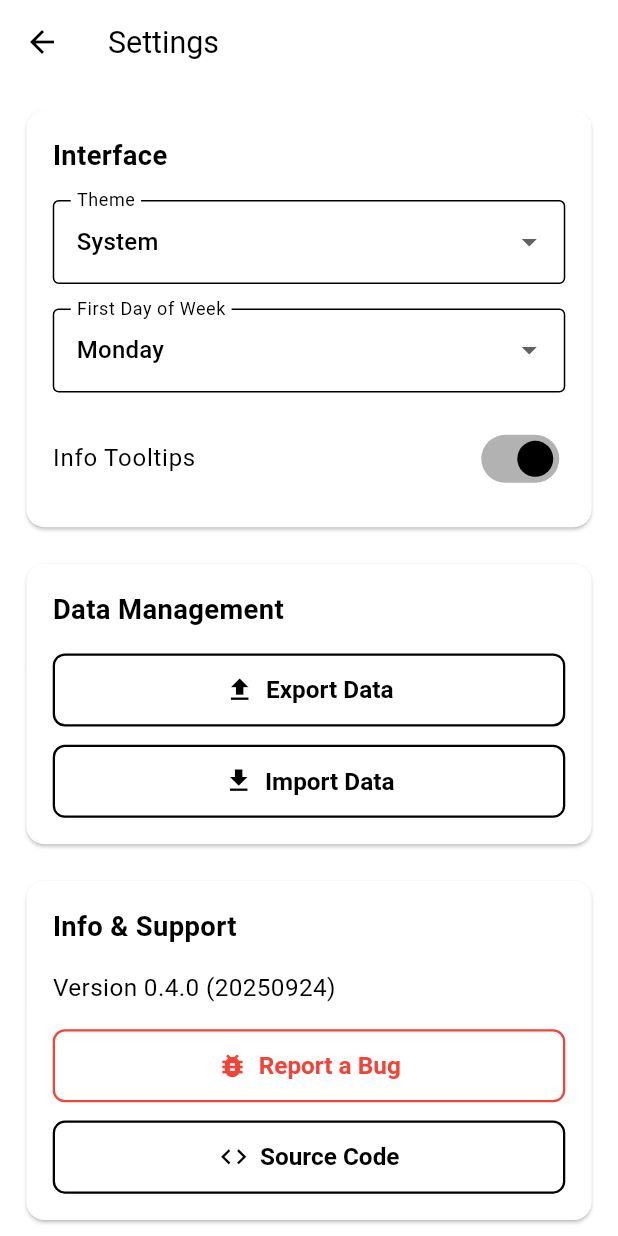
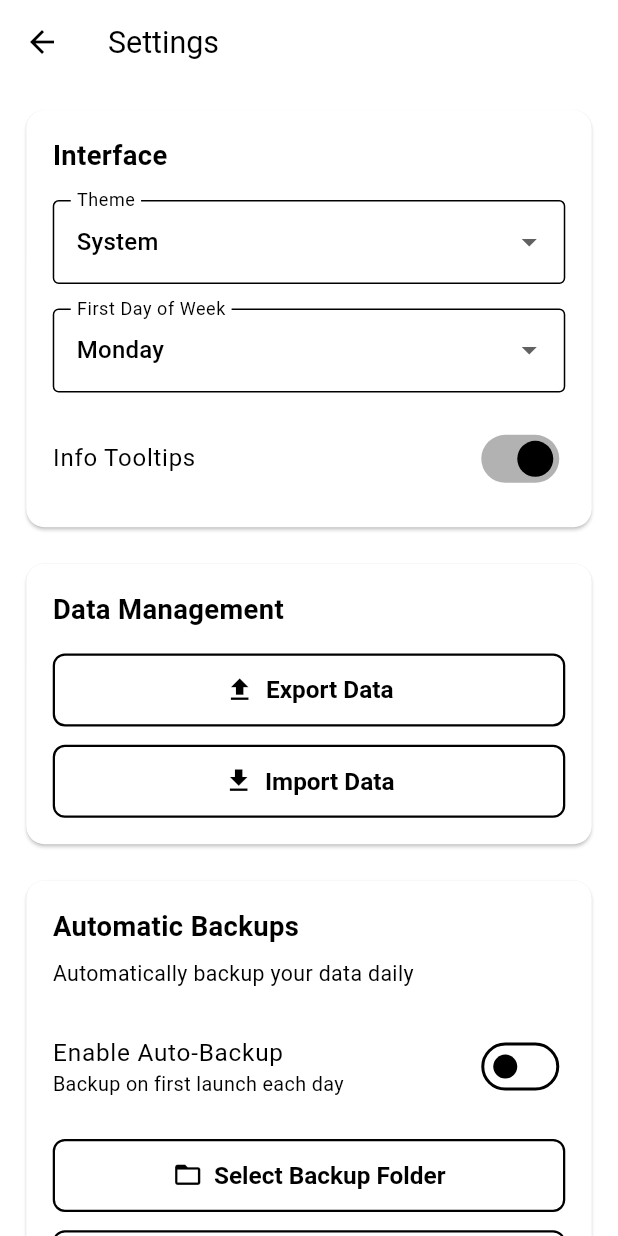
Before and after one commit to sebastianolicciardello/betullarise, a Flutter app: the screen it shows after launch, after a tap on the "settings" icon, on a phone screen of 412 x 824 dp. Run offline on Flutter 3.47's test engine with Material 3 defaults, Android fonts, the phone set to English and light mode, and no system bars; our stand-ins replace device_info_plus, file_picker, flutter_screenutil, package_info_plus, permission_handler, platform and 3 more; accounts and stored records are empty.

Commit message:
feat: implement automatic daily backup system
Add comprehensive auto-backup functionality with the following features:
- AutoBackupProvider: manages backup state and settings
- Daily automatic backups on first app launch
- User-configurable backup folder selection
- Manual backup option from settings
- Automatic cleanup of old backups (keeps last 7 days)
- New AutoBackupSectionWidget in settings page
- Enhanced DatabaseExportImportService with exportDataAsBytes() method

The system saves backups as timestamped ZIP files containing the database
and preferences, with no permissions required for automatic backups.

🤖 Generated with [Claude Code](https://claude.com/claude-code)

Co-Authored-By: Claude <noreply@anthropic.com>

```diff
--- a/lib/features/settings/settings_page.dart
+++ b/lib/features/settings/settings_page.dart
@@ -2,6 +2,7 @@ import 'package:flutter/material.dart';
 import 'package:flutter_screenutil/flutter_screenutil.dart';
 import 'widgets/interface_section_widget.dart';
 import 'widgets/data_management_section_widget.dart';
+import 'widgets/auto_backup_section_widget.dart';
 import 'widgets/info_support_section_widget.dart';
 import 'package:betullarise/services/database_export_import_service.dart';
 import 'package:betullarise/services/ui/dialog_service.dart';
@@ -30,6 +31,10 @@ class SettingsPage extends StatelessWidget {
               dialogService: DialogService(),
             ),
             SizedBox(height: 24.h),
+            AutoBackupSectionWidget(
+              dialogService: DialogService(),
+            ),
+            SizedBox(height: 24.h),
             const InfoSupportSectionWidget(),
           ],
         ),
--- /dev/null
+++ b/lib/features/settings/widgets/auto_backup_section_widget.dart
@@ -0,0 +1,245 @@
+import 'package:flutter/material.dart';
+import 'package:flutter_screenutil/flutter_screenutil.dart';
+import 'package:provider/provider.dart';
+import 'package:file_picker/file_picker.dart';
+import 'package:intl/intl.dart';
+import 'package:betullarise/provider/auto_backup_provider.dart';
+import 'package:betullarise/services/ui/dialog_service.dart';
+
+class AutoBackupSectionWidget extends StatelessWidget {
+  final DialogService dialogService;
+
+  const AutoBackupSectionWidget({
+    super.key,
+    required this.dialogService,
+  });
+
+  @override
+  Widget build(BuildContext context) {
+    return Consumer<AutoBackupProvider>(
+      builder: (context, autoBackupProvider, child) {
+        return Card(
+          margin: EdgeInsets.zero,
+          child: Padding(
+            padding: EdgeInsets.all(16.w),
+            child: Column(
+              crossAxisAlignment: CrossAxisAlignment.start,
+              children: [
+                Text(
+                  'Automatic Backups',
+                  style: TextStyle(
+                    fontSize: 18.sp,
+                    fontWeight: FontWeight.bold,
+                  ),
+                ),
+                SizedBox(height: 8.h),
+                Text(
+                  'Automatically backup your data daily',
+                  style: TextStyle(
+                    fontSize: 14.sp,
+                    color: Theme.of(context).textTheme.bodySmall?.color,
+                  ),
+                ),
+                SizedBox(height: 16.h),
+
+                // Enable/Disable Switch
+                SwitchListTile(
+                  contentPadding: EdgeInsets.zero,
+                  title: Text(
+                    'Enable Auto-Backup',
+                    style: TextStyle(fontSize: 16.sp),
+                  ),
+                  subtitle: Text(
+                    'Backup on first launch each day',
+                    style: TextStyle(fontSize: 13.sp),
+                  ),
+                  value: autoBackupProvider.isEnabled,
+                  onChanged: (value) {
+                    autoBackupProvider.setEnabled(value);
+                  },
+                ),
+
+                SizedBox(height: 12.h),
+
+                // Backup Folder Selection
+                OutlinedButton.icon(
+                  icon: Icon(Icons.folder_open, size: 20.sp),
+                  label: Text(
+                    autoBackupProvider.backupFolderPath == null
+                        ? 'Select Backup Folder'
+                        : 'Change Backup Folder',
+                  ),
+                  onPressed: () async {
+                    final selectedDirectory =
+                        await FilePicker.platform.getDirectoryPath();
+
+                    if (selectedDirectory != null) {
+                      await autoBackupProvider.setBackupFolderPath(selectedDirectory);
+
+                      if (context.mounted) {
+                        dialogService.showResultDialog(
+                          context,
+                          'Folder Selected',
+                          'Backups will be saved to:\n$selectedDirectory',
+                        );
+                      }
+                    }
+                  },
+                  style: OutlinedButton.styleFrom(
+                    padding: EdgeInsets.symmetric(
+                      vertical: 14.h,
+                      horizontal: 20.w,
+                    ),
+                    minimumSize: const Size(double.infinity, 0),
+                    side: BorderSide(
+                      color: Theme.of(context).colorScheme.primary,
+                      width: 1.5,
+                    ),
+                    textStyle: TextStyle(
+                      fontSize: 16.sp,
+                      fontWeight: FontWeight.bold,
+                    ),
+                    shape: RoundedRectangleBorder(
+                      borderRadius: BorderRadius.circular(8.r),
+                    ),
+                    foregroundColor: Theme.of(context).colorScheme.primary,
+                  ),
+                ),
+
+                if (autoBackupProvider.backupFolderPath != null) ...[
+                  SizedBox(height: 8.h),
+                  Padding(
+                    padding: EdgeInsets.symmetric(horizontal: 8.w),
+                    child: Text(
+                      'Folder: ${autoBackupProvider.backupFolderPath}',
+                      style: TextStyle(
+                        fontSize: 12.sp,
+                        color: Theme.of(context).textTheme.bodySmall?.color,
+                      ),
+                      maxLines: 2,
+                      overflow: TextOverflow.ellipsis,
+                    ),
+                  ),
+                ],
+
+                if (autoBackupProvider.lastBackupDate != null) ...[
+                  SizedBox(height: 12.h),
+                  Padding(
+                    padding: EdgeInsets.symmetric(horizontal: 8.w),
+                    child: Row(
+                      children: [
+                        Icon(
+                          Icons.check_circle_outline,
+                          size: 16.sp,
+                          color: Colors.green,
+                        ),
+                        SizedBox(width: 8.w),
+                        Expanded(
+                          child: Text(
+                            'Last backup: ${_formatDate(autoBackupProvider.lastBackupDate!)}',
+                            style: TextStyle(
+                              fontSize: 13.sp,
+                              color: Theme.of(context).textTheme.bodySmall?.color,
+                            ),
+                          ),
+                        ),
+                      ],
+                    ),
+                  ),
+                ],
+
+                SizedBox(height: 12.h),
+
+                // Manual Backup Button
+                OutlinedButton.icon(
+                  icon: Icon(Icons.backup, size: 20.sp),
+                  label: const Text('Backup Now'),
+                  onPressed: autoBackupProvider.backupFolderPath == null
+                      ? null
+                      : () async {
+                          dialogService.showLoadingDialog(
+                            context,
+                            'Creating backup...',
+                          );
+
+                          final success = await autoBackupProvider.performBackup();
+
+                          if (context.mounted) {
+                            Navigator.of(context).pop();
+
+                            if (success) {
+                              dialogService.showResultDialog(
+                                context,
+                                'Backup Complete',
+                                'Your data has been backed up successfully.',
+                              );
+                            } else {
+                              dialogService.showResultDialog(
+                                context,
+                                'Backup Failed',
+                                'Failed to create backup. Please check the folder path and try again.',
+                              );
+                            }
+                          }
+                        },
+                  style: OutlinedButton.styleFrom(
+                    padding: EdgeInsets.symmetric(
+                      vertical: 14.h,
+                      horizontal: 20.w,
+                    ),
+                    minimumSize: const Size(double.infinity, 0),
+                    side: BorderSide(
+                      color: autoBackupProvider.backupFolderPath == null
+                          ? Theme.of(context).colorScheme.outline
+                          : Theme.of(context).colorScheme.primary,
+                      width: 1.5,
+                    ),
+                    textStyle: TextStyle(
+                      fontSize: 16.sp,
+                      fontWeight: FontWeight.bold,
+                    ),
+                    shape: RoundedRectangleBorder(
+                      borderRadius: BorderRadius.circular(8.r),
+                    ),
+                    foregroundColor: autoBackupProvider.backupFolderPath == null
+                        ? Theme.of(context).colorScheme.outline
+                        : Theme.of(context).colorScheme.primary,
+                  ),
+                ),
+
+                if (autoBackupProvider.backupFolderPath != null) ...[
+                  SizedBox(height: 8.h),
+                  Padding(
+                    padding: EdgeInsets.symmetric(horizontal: 8.w),
+                    child: Text(
+                      'Keeps last 7 daily backups',
+                      style: TextStyle(
+                        fontSize: 12.sp,
+                        color: Theme.of(context).textTheme.bodySmall?.color,
+                        fontStyle: FontStyle.italic,
+                      ),
+                    ),
+                  ),
+                ],
+              ],
+            ),
+          ),
+        );
+      },
+    );
+  }
+
+  String _formatDate(DateTime date) {
+    final now = DateTime.now();
+    final today = DateTime(now.year, now.month, now.day);
+    final dateToCheck = DateTime(date.year, date.month, date.day);
+
+    if (dateToCheck == today) {
+      return 'Today at ${DateFormat('HH:mm').format(date)}';
+    } else if (dateToCheck == today.subtract(const Duration(days: 1))) {
+      return 'Yesterday at ${DateFormat('HH:mm').format(date)}';
+    } else {
+      return DateFormat('MMM dd, yyyy HH:mm').format(date);
+    }
+  }
+}
--- a/lib/main.dart
+++ b/lib/main.dart
@@ -4,6 +4,8 @@ import 'package:betullarise/provider/theme_notifier.dart';
 import 'package:betullarise/provider/points_provider.dart';
 import 'package:betullarise/provider/tooltip_provider.dart';
 import 'package:betullarise/provider/first_day_of_week_provider.dart';
+import 'package:betullarise/provider/auto_backup_provider.dart';
+import 'package:betullarise/services/database_export_import_service.dart';
 import 'package:flutter/material.dart';
 import 'package:flutter/services.dart';
 import 'package:flutter_screenutil/flutter_screenutil.dart';
@@ -31,6 +33,11 @@ void main() async {
         ChangeNotifierProvider(create: (_) => PointsProvider()),
         ChangeNotifierProvider(create: (_) => TooltipProvider()),
         ChangeNotifierProvider(create: (_) => FirstDayOfWeekProvider()),
+        ChangeNotifierProvider(
+          create: (_) => AutoBackupProvider(
+            exportService: DatabaseExportImportService(),
+          ),
+        ),
       ],
       child: const MyApp(),
     ),
@@ -129,6 +136,10 @@ class _HomePageState extends State<HomePage> {
     // Load total points via the provider when the page is initialized
     WidgetsBinding.instance.addPostFrameCallback((_) {
       Provider.of<PointsProvider>(context, listen: false).loadAllPoints();
+
+      // Check and perform auto-backup if needed
+      Provider.of<AutoBackupProvider>(context, listen: false)
+          .checkAndPerformAutoBackup();
     });
   }
 
--- /dev/null
+++ b/lib/provider/auto_backup_provider.dart
@@ -0,0 +1,249 @@
+import 'dart:developer' as developer;
+import 'dart:io';
+import 'package:flutter/foundation.dart';
+import 'package:path/path.dart' as path;
+import 'package:shared_preferences/shared_preferences.dart';
+import '../services/database_export_import_service.dart';
+
+class AutoBackupProvider extends ChangeNotifier {
+  static const String _keyAutoBackupEnabled = 'auto_backup_enabled';
+  static const String _keyBackupFolderPath = 'backup_folder_path';
+  static const String _keyLastBackupDate = 'last_backup_date';
+  static const int _maxBackupFiles = 7; // Keep last 7 days of backups
+
+  final DatabaseExportImportService _exportService;
+
+  bool _isEnabled = false;
+  String? _backupFolderPath;
+  DateTime? _lastBackupDate;
+
+  bool get isEnabled => _isEnabled;
+  String? get backupFolderPath => _backupFolderPath;
+  DateTime? get lastBackupDate => _lastBackupDate;
+
+  AutoBackupProvider({
+    required DatabaseExportImportService exportService,
+  })  : _exportService = exportService {
+    _loadSettings();
+  }
+
+  Future<void> _loadSettings() async {
+    final prefs = await SharedPreferences.getInstance();
+    _isEnabled = prefs.getBool(_keyAutoBackupEnabled) ?? false;
+    _backupFolderPath = prefs.getString(_keyBackupFolderPath);
+
+    final lastBackupDateStr = prefs.getString(_keyLastBackupDate);
+    if (lastBackupDateStr != null) {
+      _lastBackupDate = DateTime.tryParse(lastBackupDateStr);
+    }
+
+    notifyListeners();
+  }
+
+  Future<void> setEnabled(bool enabled) async {
+    _isEnabled = enabled;
+    final prefs = await SharedPreferences.getInstance();
+    await prefs.setBool(_keyAutoBackupEnabled, enabled);
+    notifyListeners();
+
+    developer.log(
+      'Auto-backup ${enabled ? "enabled" : "disabled"}',
+      name: 'AutoBackupProvider',
+    );
+  }
+
+  Future<void> setBackupFolderPath(String? folderPath) async {
+    _backupFolderPath = folderPath;
+    final prefs = await SharedPreferences.getInstance();
+    if (folderPath != null) {
+      await prefs.setString(_keyBackupFolderPath, folderPath);
+    } else {
+      await prefs.remove(_keyBackupFolderPath);
+    }
+    notifyListeners();
+
+    developer.log(
+      'Backup folder path set to: $folderPath',
+      name: 'AutoBackupProvider',
+    );
+  }
+
+  Future<void> _setLastBackupDate(DateTime date) async {
+    _lastBackupDate = date;
+    final prefs = await SharedPreferences.getInstance();
+    await prefs.setString(_keyLastBackupDate, date.toIso8601String());
+    notifyListeners();
+  }
+
+  bool _isFirstLaunchToday() {
+    if (_lastBackupDate == null) {
+      return true;
+    }
+
+    final now = DateTime.now();
+    final lastBackup = _lastBackupDate!;
+
+    return now.year != lastBackup.year ||
+        now.month != lastBackup.month ||
+        now.day != lastBackup.day;
+  }
+
+  Future<bool> checkAndPerformAutoBackup() async {
+    if (!_isEnabled) {
+      developer.log(
+        'Auto-backup is disabled, skipping',
+        name: 'AutoBackupProvider',
+      );
+      return false;
+    }
+
+    if (_backupFolderPath == null) {
+      developer.log(
+        'No backup folder configured, skipping auto-backup',
+        name: 'AutoBackupProvider',
+      );
+      return false;
+    }
+
+    if (!_isFirstLaunchToday()) {
+      developer.log(
+        'Backup already performed today, skipping',
+        name: 'AutoBackupProvider',
+      );
+      return false;
+    }
+
+    developer.log(
+      'Performing auto-backup (first launch today)',
+      name: 'AutoBackupProvider',
+    );
+
+    return await performBackup();
+  }
+
+  Future<bool> performBackup() async {
+    if (_backupFolderPath == null) {
+      developer.log(
+        'No backup folder configured',
+        name: 'AutoBackupProvider',
+      );
+      return false;
+    }
+
+    try {
+      final backupFolder = Directory(_backupFolderPath!);
+      if (!await backupFolder.exists()) {
+        await backupFolder.create(recursive: true);
+      }
+
+      final timestamp = DateTime.now();
+      final fileName = 'betullarise_backup_${_formatDateTimeForFilename(timestamp)}.zip';
+      final filePath = path.join(_backupFolderPath!, fileName);
+
+      final archiveBytes = await _exportService.exportDataAsBytes();
+      if (archiveBytes == null) {
+        developer.log(
+          'Failed to create backup archive',
+          name: 'AutoBackupProvider',
+        );
+        return false;
+      }
+
+      final file = File(filePath);
+      await file.writeAsBytes(archiveBytes);
+
+      await _setLastBackupDate(timestamp);
+      await _cleanupOldBackups();
+
+      developer.log(
+        'Backup saved successfully to: $filePath',
+        name: 'AutoBackupProvider',
+      );
+
+      return true;
+    } catch (e, stackTrace) {
+      developer.log(
+        'Error performing backup: $e',
+        name: 'AutoBackupProvider',
+        error: e,
+        stackTrace: stackTrace,
+      );
+      return false;
+    }
+  }
+
+  Future<void> _cleanupOldBackups() async {
+    if (_backupFolderPath == null) return;
+
+    try {
+      final backupFolder = Directory(_backupFolderPath!);
+      if (!await backupFolder.exists()) return;
+
+      final files = await backupFolder
+          .list()
+          .where((entity) => entity is File && entity.path.endsWith('.zip'))
+          .map((entity) => entity as File)
+          .toList();
+
+      if (files.length <= _maxBackupFiles) return;
+
+      files.sort((a, b) {
+        final aStat = a.statSync();
+        final bStat = b.statSync();
+        return bStat.modified.compareTo(aStat.modified);
+      });
+
+      final filesToDelete = files.skip(_maxBackupFiles);
+      for (final file in filesToDelete) {
+        await file.delete();
+        developer.log(
+          'Deleted old backup: ${file.path}',
+          name: 'AutoBackupProvider',
+        );
+      }
+    } catch (e) {
+      developer.log(
+        'Error cleaning up old backups: $e',
+        name: 'AutoBackupProvider',
+        error: e,
+      );
+    }
+  }
+
+  String _formatDateTimeForFilename(DateTime dateTime) {
+    return '${dateTime.year}${_padZero(dateTime.month)}${_padZero(dateTime.day)}_'
+        '${_padZero(dateTime.hour)}${_padZero(dateTime.minute)}${_padZero(dateTime.second)}';
+  }
+
+  String _padZero(int value) => value.toString().padLeft(2, '0');
+
+  Future<List<File>> getBackupFiles() async {
+    if (_backupFolderPath == null) return [];
+
+    try {
+      final backupFolder = Directory(_backupFolderPath!);
+      if (!await backupFolder.exists()) return [];
+
+      final files = await backupFolder
+          .list()
+          .where((entity) => entity is File && entity.path.endsWith('.zip'))
+          .map((entity) => entity as File)
+          .toList();
+
+      files.sort((a, b) {
+        final aStat = a.statSync();
+        final bStat = b.statSync();
+        return bStat.modified.compareTo(aStat.modified);
+      });
+
+      return files;
+    } catch (e) {
+      developer.log(
+        'Error getting backup files: $e',
+        name: 'AutoBackupProvider',
+        error: e,
+      );
+      return [];
+    }
+  }
+}
```
Also changed, not shown: lib/services/database_export_import_service.dart (+26 -8 lines).
